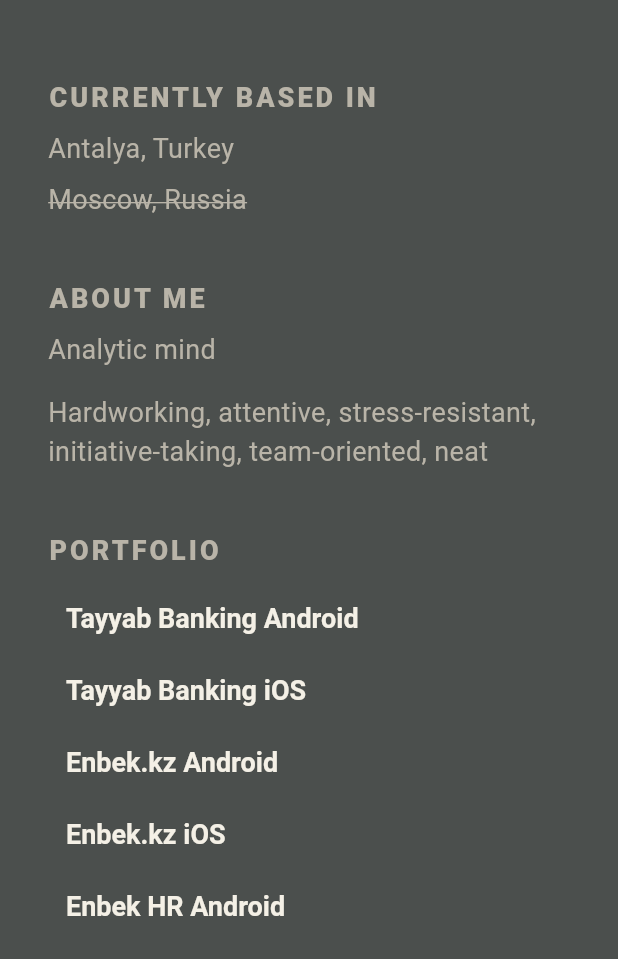
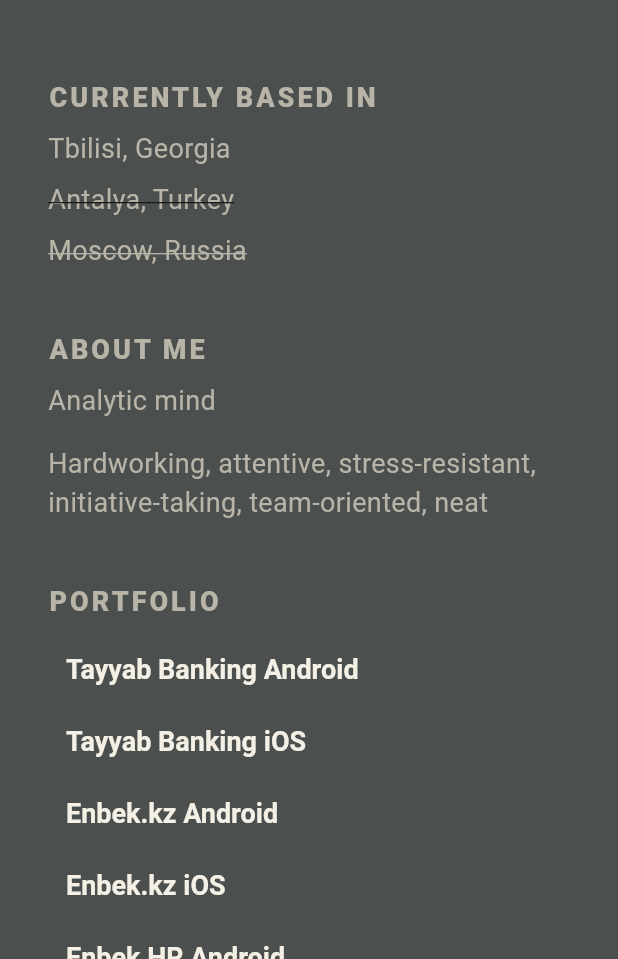
Before and after one commit to intraector/intraector.github.io, a Flutter app: the screen it shows after launch, scrolled down 576 dp, on a phone screen of 412 x 824 dp, the part 277-1236 px from its top. Run offline on Flutter 3.47's test engine with Material 3 defaults, Android fonts, the phone set to English and light mode, and no system bars.

Commit message:
add another location

```diff
--- a/lib/l10n/intl_en.arb
+++ b/lib/l10n/intl_en.arb
@@ -9,6 +9,7 @@
 	"resume": "Resume",
 	"copied": "Copied",
 	"currentlyBased": "Currently based in",
+	"location2": "Tbilisi, Georgia",
 	"location1": "Antalya, Turkey",
 	"location0": "Moscow, Russia",
 	"aboutMeLine1": "Analytic mind",
--- a/lib/src/widgets/about_me.dart
+++ b/lib/src/widgets/about_me.dart
@@ -153,8 +153,16 @@
           ),
           const SizedBox(height: 8),
           Text(
+            context.s.location2,
+            style: AppStyles.s18.copyWith(
+              color: AppColors.shade1,
+            ),
+          ),
+          const SizedBox(height: 8),
+          Text(
             context.s.location1,
             style: AppStyles.s18.copyWith(
+              decoration: TextDecoration.lineThrough,
               color: AppColors.shade1,
             ),
           ),
```
Also changed, not shown: lib/generated/intl/messages_en.dart, lib/generated/l10n.dart.
